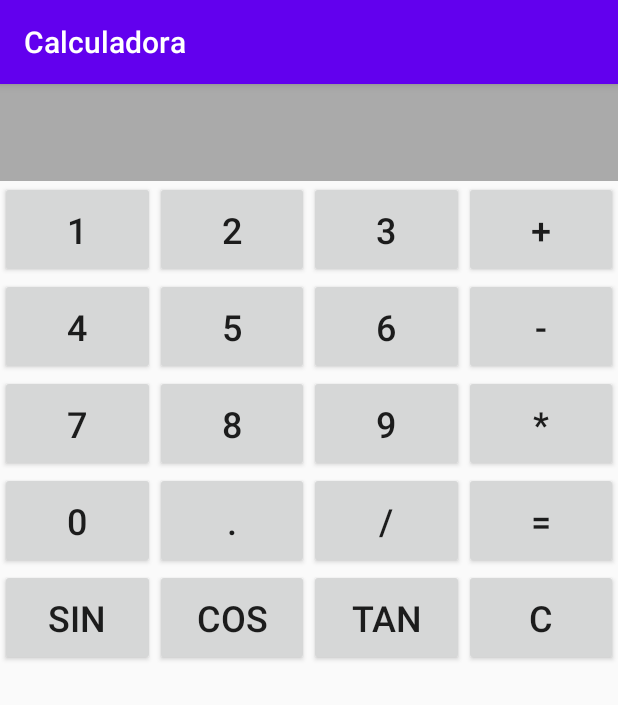
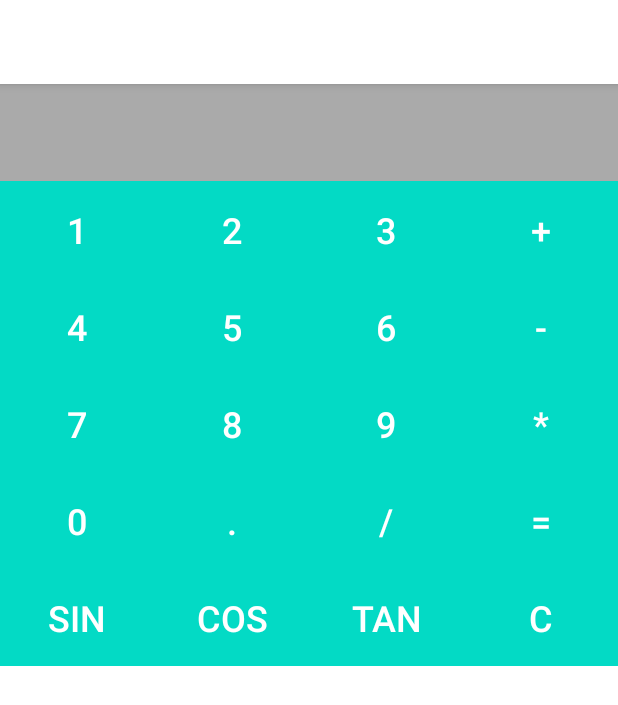
Before and after one commit to martinizin/calculadoraApp, an Android app built with Jetpack Compose: the screen it shows after launch (MainActivity), on a phone screen of 412 x 824 dp. Shown: the top 705 px of the screen. Run offline under Robolectric (Android 15) with nearby library versions, the phone set to English and light mode, and no system bars.

Commit message:
Estilización

```diff
--- a/app/src/main/res/values/colors.xml
+++ b/app/src/main/res/values/colors.xml
@@ -1,10 +1,15 @@
 <?xml version="1.0" encoding="utf-8"?>
 <resources>
-    <color name="purple_200">#FFBB86FC</color>
-    <color name="purple_500">#FF6200EE</color>
-    <color name="purple_700">#FF3700B3</color>
-    <color name="teal_200">#FF03DAC5</color>
-    <color name="teal_700">#FF018786</color>
-    <color name="black">#FF000000</color>
-    <color name="white">#FFFFFFFF</color>
+    <!-- Primary colors -->
+    <color name="purple_200">#BB86FC</color>
+    <color name="purple_500">#6200EE</color>
+    <color name="purple_700">#3700B3</color>
+
+    <!-- Secondary colors -->
+    <color name="teal_200">#03DAC5</color>
+    <color name="teal_700">#018786</color>
+
+    <!-- Neutral colors -->
+    <color name="black">#000000</color>
+    <color name="white">#FFFFFF</color>
 </resources>
--- a/app/src/main/res/values/strings.xml
+++ b/app/src/main/res/values/strings.xml
@@ -1,3 +1,3 @@
 <resources>
-    <string name="app_name">Calculadora</string>
+    <string name="app_name">Calculadora Martin Jimenez</string>
 </resources>
--- a/app/src/main/res/values/styles.xml
+++ b/app/src/main/res/values/styles.xml
@@ -1,4 +1,10 @@
+<?xml version="1.0" encoding="utf-8"?>
 <resources>
+    <!-- Base application style -->
+    <style name="AppTheme" parent="Theme.Calculadora">
+        <!-- Customize your app theme here -->
+    </style>
+
     <!-- Button style for the calculator -->
     <style name="CalculatorButton">
         <item name="android:layout_width">0dp</item>
@@ -7,5 +13,7 @@
         <item name="android:layout_columnWeight">1</item>
         <item name="android:textSize">24sp</item>
         <item name="android:padding">16dp</item>
+        <item name="android:background">@color/teal_200</item>
+        <item name="android:textColor">@color/white</item>
     </style>
 </resources>
--- a/app/src/main/res/values/themes.xml
+++ b/app/src/main/res/values/themes.xml
@@ -2,10 +2,19 @@
 <resources>
     <!-- Base application theme -->
     <style name="Theme.Calculadora" parent="Theme.AppCompat.Light.DarkActionBar">
-        <!-- Customize your theme here -->
+        <!-- Primary colors -->
         <item name="colorPrimary">@color/purple_500</item>
         <item name="colorPrimaryDark">@color/purple_700</item>
         <item name="colorAccent">@color/teal_200</item>
-        <!-- Add any other customizations you need -->
+
+        <!-- Status bar color -->
+        <item name="android:statusBarColor">@color/purple_700</item>
+
+        <!-- Navigation bar color -->
+        <item name="android:navigationBarColor">@color/purple_500</item>
+
+        <!-- Customize your theme here -->
+        <item name="android:textColor">@color/black</item>
+        <item name="android:background">@color/white</item>
     </style>
 </resources>
```
